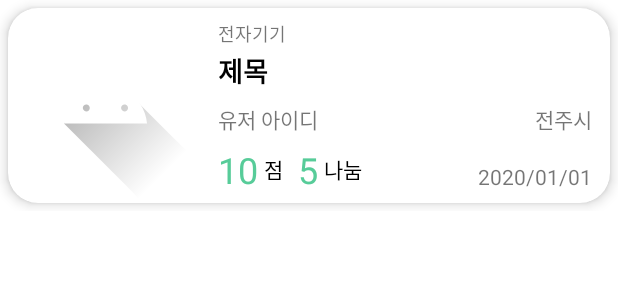
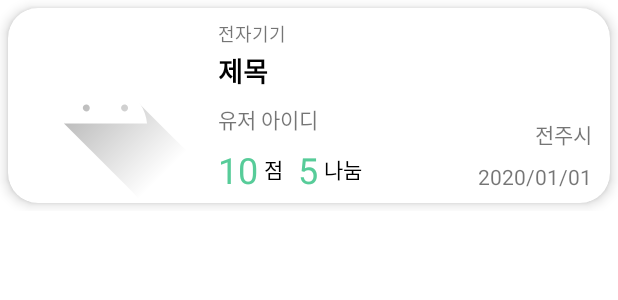
Before and after one commit to HanYeop/Happy-Sharing, an Android app: the layout item_object.xml on its own in the app's theme, with its tools: preview values and no code run, on a phone screen of 412 x 824 dp. Shown: the top 300 px of the screen. Run offline under Robolectric (Android 15) with nearby library versions, the phone set to English and light mode, and no system bars.

Commit message:
아이템 등록 시간 표시

```diff
--- a/app/src/main/java/com/hanyeop/happysharing/adapter/ListAdapter.kt
+++ b/app/src/main/java/com/hanyeop/happysharing/adapter/ListAdapter.kt
@@ -9,6 +9,7 @@ import com.google.firebase.firestore.FirebaseFirestore
 import com.google.firebase.firestore.Query
 import com.hanyeop.happysharing.databinding.ItemObjectBinding
 import com.hanyeop.happysharing.model.ItemDTO
+import com.hanyeop.happysharing.util.Utility
 
 class ListAdapter()
     : RecyclerView.Adapter<ListAdapter.ListViewHolder>() {
@@ -50,7 +51,7 @@ class ListAdapter()
             binding.apply {
                 titleText.text = item.title
                 categorieText.text = item.category
-//                dateText.text = item.timestamp
+                dateText.text = Utility.timeConverter(item.timestamp!!)
                 areaText.text = item.area
 
                 Glide.with(imageView.context)
--- a/app/src/main/res/layout/item_object.xml
+++ b/app/src/main/res/layout/item_object.xml
@@ -125,12 +125,12 @@
                 android:id="@+id/areaText"
                 android:layout_width="wrap_content"
                 android:layout_height="wrap_content"
-                android:layout_marginTop="8dp"
+                android:layout_marginRight="12dp"
+                android:layout_marginBottom="8dp"
                 android:text="전주시"
-                android:layout_marginRight="12dp"
                 android:textSize="14sp"
-                app:layout_constraintEnd_toEndOf="parent"
-                app:layout_constraintTop_toBottomOf="@+id/titleText" />
+                app:layout_constraintBottom_toTopOf="@+id/dateText"
+                app:layout_constraintEnd_toEndOf="parent" />
 
 
         </androidx.constraintlayout.widget.ConstraintLayout>
```
Also changed, not shown: app/src/main/java/com/hanyeop/happysharing/util/Utility.kt (added, +14 -0 lines).
